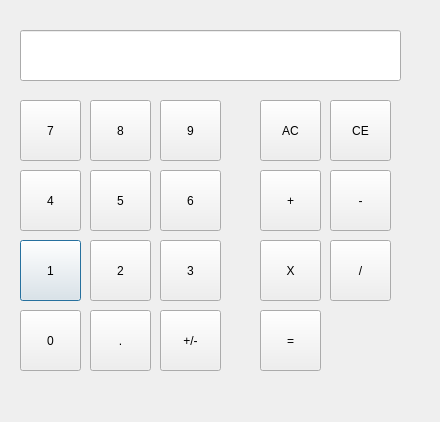
Above: calc.ui from woolimi/pyqt-calculator before the change. Below: the same form after it.
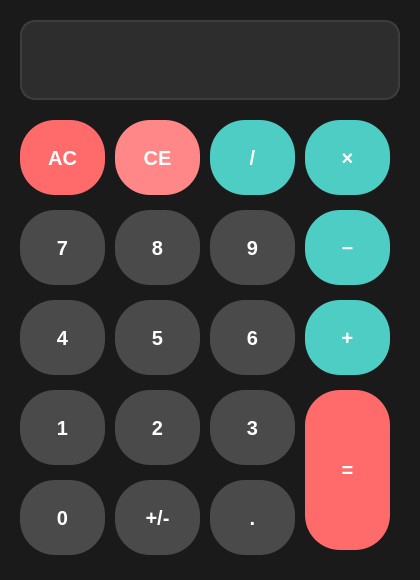
That is the form after the change.

```diff
--- a/calc.ui
+++ b/calc.ui
@@ -6,22 +6,61 @@
    <rect>
     <x>0</x>
     <y>0</y>
-    <width>440</width>
-    <height>422</height>
+    <width>420</width>
+    <height>580</height>
    </rect>
   </property>
   <property name="windowTitle">
-   <string>Dialog</string>
+   <string>Calculator</string>
+  </property>
+  <property name="styleSheet">
+   <string notr="true">QDialog {
+    background-color: #1a1a1a;
+}
+
+QPushButton {
+    border: none;
+    border-radius: 35px;
+    font-size: 20px;
+    font-weight: bold;
+}
+
+QPushButton:hover {
+    opacity: 0.9;
+}
+
+QPushButton:pressed {
+    opacity: 0.7;
+}
+</string>
   </property>
   <widget class="QLineEdit" name="lineEdit">
    <property name="geometry">
     <rect>
      <x>20</x>
-     <y>30</y>
-     <width>381</width>
-     <height>51</height>
+     <y>20</y>
+     <width>380</width>
+     <height>80</height>
     </rect>
    </property>
+   <property name="font">
+    <font>
+     <pointsize>32</pointsize>
+     <weight>75</weight>
+     <bold>true</bold>
+    </font>
+   </property>
+   <property name="styleSheet">
+    <string notr="true">QLineEdit {
+    background-color: #2d2d2d;
+    color: #ffffff;
+    border: 2px solid #3d3d3d;
+    border-radius: 15px;
+    padding: 15px;
+    selection-background-color: #4a4a4a;
+}
+</string>
+   </property>
    <property name="alignment">
     <set>Qt::AlignRight|Qt::AlignTrailing|Qt::AlignVCenter</set>
    </property>
@@ -29,132 +68,137 @@
     <bool>true</bool>
    </property>
   </widget>
-  <widget class="QPushButton" name="number1">
+  <widget class="QPushButton" name="cleanAllBtn">
    <property name="geometry">
     <rect>
      <x>20</x>
-     <y>240</y>
-     <width>61</width>
-     <height>61</height>
+     <y>120</y>
+     <width>85</width>
+     <height>75</height>
     </rect>
    </property>
-   <property name="text">
-    <string>1</string>
+   <property name="font">
+    <font>
+     <pointsize>18</pointsize>
+     <weight>75</weight>
+     <bold>true</bold>
+    </font>
    </property>
-  </widget>
-  <widget class="QPushButton" name="number2">
-   <property name="geometry">
-    <rect>
-     <x>90</x>
-     <y>240</y>
-     <width>61</width>
-     <height>61</height>
-    </rect>
+   <property name="styleSheet">
+    <string notr="true">QPushButton {
+    background-color: #ff6b6b;
+    color: #ffffff;
+}
+</string>
    </property>
    <property name="text">
-    <string>2</string>
+    <string>AC</string>
    </property>
   </widget>
-  <widget class="QPushButton" name="number3">
+  <widget class="QPushButton" name="cleanEntryBtn">
    <property name="geometry">
     <rect>
-     <x>160</x>
-     <y>240</y>
-     <width>61</width>
-     <height>61</height>
+     <x>115</x>
+     <y>120</y>
+     <width>85</width>
+     <height>75</height>
     </rect>
    </property>
-   <property name="text">
-    <string>3</string>
+   <property name="font">
+    <font>
+     <pointsize>18</pointsize>
+     <weight>75</weight>
+     <bold>true</bold>
+    </font>
    </property>
-  </widget>
-  <widget class="QPushButton" name="number0">
-   <property name="geometry">
-    <rect>
-     <x>20</x>
-     <y>310</y>
-     <width>61</width>
-     <height>61</height>
-    </rect>
+   <property name="styleSheet">
+    <string notr="true">QPushButton {
+    background-color: #ff8787;
+    color: #ffffff;
+}
+</string>
    </property>
    <property name="text">
-    <string>0</string>
+    <string>CE</string>
    </property>
   </widget>
-  <widget class="QPushButton" name="dot">
+  <widget class="QPushButton" name="div">
    <property name="geometry">
     <rect>
-     <x>90</x>
-     <y>310</y>
-     <width>61</width>
-     <height>61</height>
+     <x>210</x>
+     <y>120</y>
+     <width>85</width>
+     <height>75</height>
     </rect>
    </property>
-   <property name="text">
-    <string>.</string>
+   <property name="font">
+    <font>
+     <pointsize>24</pointsize>
+     <weight>75</weight>
+     <bold>true</bold>
+    </font>
    </property>
-  </widget>
-  <widget class="QPushButton" name="equalBtn">
-   <property name="geometry">
-    <rect>
-     <x>260</x>
-     <y>310</y>
-     <width>61</width>
-     <height>61</height>
-    </rect>
+   <property name="styleSheet">
+    <string notr="true">QPushButton {
+    background-color: #4ecdc4;
+    color: #ffffff;
+}
+</string>
    </property>
    <property name="text">
-    <string>=</string>
+    <string>/</string>
    </property>
   </widget>
-  <widget class="QPushButton" name="number4">
+  <widget class="QPushButton" name="multi">
    <property name="geometry">
     <rect>
-     <x>20</x>
-     <y>170</y>
-     <width>61</width>
-     <height>61</height>
+     <x>305</x>
+     <y>120</y>
+     <width>85</width>
+     <height>75</height>
     </rect>
    </property>
-   <property name="text">
-    <string>4</string>
+   <property name="font">
+    <font>
+     <pointsize>24</pointsize>
+     <weight>75</weight>
+     <bold>true</bold>
+    </font>
    </property>
-  </widget>
-  <widget class="QPushButton" name="number5">
-   <property name="geometry">
-    <rect>
-     <x>90</x>
-     <y>170</y>
-     <width>61</width>
-     <height>61</height>
-    </rect>
+   <property name="styleSheet">
+    <string notr="true">QPushButton {
+    background-color: #4ecdc4;
+    color: #ffffff;
+}
+</string>
    </property>
    <property name="text">
-    <string>5</string>
-   </property>
-  </widget>
-  <widget class="QPushButton" name="number6">
-   <property name="geometry">
-    <rect>
-     <x>160</x>
-     <y>170</y>
-     <width>61</width>
-     <height>61</height>
-    </rect>
-   </property>
-   <property name="text">
-    <string>6</string>
+    <string>×</string>
    </property>
   </widget>
   <widget class="QPushButton" name="number7">
    <property name="geometry">
     <rect>
      <x>20</x>
-     <y>100</y>
-     <width>61</width>
-     <height>61</height>
+     <y>210</y>
+     <width>85</width>
+     <height>75</height>
     </rect>
    </property>
+   <property name="font">
+    <font>
+     <pointsize>24</pointsize>
+     <weight>75</weight>
+     <bold>true</bold>
+    </font>
+   </property>
+   <property name="styleSheet">
+    <string notr="true">QPushButton {
+    background-color: #4a4a4a;
+    color: #ffffff;
+}
+</string>
+   </property>
    <property name="text">
     <string>7</string>
    </property>
@@ -162,12 +206,26 @@
   <widget class="QPushButton" name="number8">
    <property name="geometry">
     <rect>
-     <x>90</x>
-     <y>100</y>
-     <width>61</width>
-     <height>61</height>
+     <x>115</x>
+     <y>210</y>
+     <width>85</width>
+     <height>75</height>
     </rect>
    </property>
+   <property name="font">
+    <font>
+     <pointsize>24</pointsize>
+     <weight>75</weight>
+     <bold>true</bold>
+    </font>
+   </property>
+   <property name="styleSheet">
+    <string notr="true">QPushButton {
+    background-color: #4a4a4a;
+    color: #ffffff;
+}
+</string>
+   </property>
    <property name="text">
     <string>8</string>
    </property>
@@ -175,107 +233,354 @@
   <widget class="QPushButton" name="number9">
    <property name="geometry">
     <rect>
-     <x>160</x>
-     <y>100</y>
-     <width>61</width>
-     <height>61</height>
+     <x>210</x>
+     <y>210</y>
+     <width>85</width>
+     <height>75</height>
     </rect>
    </property>
+   <property name="font">
+    <font>
+     <pointsize>24</pointsize>
+     <weight>75</weight>
+     <bold>true</bold>
+    </font>
+   </property>
+   <property name="styleSheet">
+    <string notr="true">QPushButton {
+    background-color: #4a4a4a;
+    color: #ffffff;
+}
+</string>
+   </property>
    <property name="text">
     <string>9</string>
    </property>
   </widget>
-  <widget class="QPushButton" name="cleanAllBtn">
+  <widget class="QPushButton" name="minus">
    <property name="geometry">
     <rect>
-     <x>260</x>
-     <y>100</y>
-     <width>61</width>
-     <height>61</height>
+     <x>305</x>
+     <y>210</y>
+     <width>85</width>
+     <height>75</height>
     </rect>
    </property>
+   <property name="font">
+    <font>
+     <pointsize>24</pointsize>
+     <weight>75</weight>
+     <bold>true</bold>
+    </font>
+   </property>
+   <property name="styleSheet">
+    <string notr="true">QPushButton {
+    background-color: #4ecdc4;
+    color: #ffffff;
+}
+</string>
+   </property>
    <property name="text">
-    <string>AC</string>
+    <string>−</string>
    </property>
   </widget>
-  <widget class="QPushButton" name="cleanEntryBtn">
+  <widget class="QPushButton" name="number4">
    <property name="geometry">
     <rect>
-     <x>330</x>
-     <y>100</y>
-     <width>61</width>
-     <height>61</height>
+     <x>20</x>
+     <y>300</y>
+     <width>85</width>
+     <height>75</height>
     </rect>
    </property>
+   <property name="font">
+    <font>
+     <pointsize>24</pointsize>
+     <weight>75</weight>
+     <bold>true</bold>
+    </font>
+   </property>
+   <property name="styleSheet">
+    <string notr="true">QPushButton {
+    background-color: #4a4a4a;
+    color: #ffffff;
+}
+</string>
+   </property>
    <property name="text">
-    <string>CE</string>
+    <string>4</string>
+   </property>
+  </widget>
+  <widget class="QPushButton" name="number5">
+   <property name="geometry">
+    <rect>
+     <x>115</x>
+     <y>300</y>
+     <width>85</width>
+     <height>75</height>
+    </rect>
+   </property>
+   <property name="font">
+    <font>
+     <pointsize>24</pointsize>
+     <weight>75</weight>
+     <bold>true</bold>
+    </font>
+   </property>
+   <property name="styleSheet">
+    <string notr="true">QPushButton {
+    background-color: #4a4a4a;
+    color: #ffffff;
+}
+</string>
+   </property>
+   <property name="text">
+    <string>5</string>
+   </property>
+  </widget>
+  <widget class="QPushButton" name="number6">
+   <property name="geometry">
+    <rect>
+     <x>210</x>
+     <y>300</y>
+     <width>85</width>
+     <height>75</height>
+    </rect>
+   </property>
+   <property name="font">
+    <font>
+     <pointsize>24</pointsize>
+     <weight>75</weight>
+     <bold>true</bold>
+    </font>
+   </property>
+   <property name="styleSheet">
+    <string notr="true">QPushButton {
+    background-color: #4a4a4a;
+    color: #ffffff;
+}
+</string>
+   </property>
+   <property name="text">
+    <string>6</string>
    </property>
   </widget>
   <widget class="QPushButton" name="plus">
    <property name="geometry">
     <rect>
-     <x>260</x>
-     <y>170</y>
-     <width>61</width>
-     <height>61</height>
+     <x>305</x>
+     <y>300</y>
+     <width>85</width>
+     <height>75</height>
     </rect>
    </property>
+   <property name="font">
+    <font>
+     <pointsize>24</pointsize>
+     <weight>75</weight>
+     <bold>true</bold>
+    </font>
+   </property>
+   <property name="styleSheet">
+    <string notr="true">QPushButton {
+    background-color: #4ecdc4;
+    color: #ffffff;
+}
+</string>
+   </property>
    <property name="text">
     <string>+</string>
    </property>
   </widget>
-  <widget class="QPushButton" name="minus">
+  <widget class="QPushButton" name="number1">
    <property name="geometry">
     <rect>
-     <x>330</x>
-     <y>170</y>
-     <width>61</width>
-     <height>61</height>
+     <x>20</x>
+     <y>390</y>
+     <width>85</width>
+     <height>75</height>
     </rect>
    </property>
+   <property name="font">
+    <font>
+     <pointsize>24</pointsize>
+     <weight>75</weight>
+     <bold>true</bold>
+    </font>
+   </property>
+   <property name="styleSheet">
+    <string notr="true">QPushButton {
+    background-color: #4a4a4a;
+    color: #ffffff;
+}
+</string>
+   </property>
    <property name="text">
-    <string>-</string>
+    <string>1</string>
    </property>
   </widget>
-  <widget class="QPushButton" name="multi">
+  <widget class="QPushButton" name="number2">
    <property name="geometry">
     <rect>
-     <x>260</x>
-     <y>240</y>
-     <width>61</width>
-     <height>61</height>
+     <x>115</x>
+     <y>390</y>
+     <width>85</width>
+     <height>75</height>
     </rect>
    </property>
+   <property name="font">
+    <font>
+     <pointsize>24</pointsize>
+     <weight>75</weight>
+     <bold>true</bold>
+    </font>
+   </property>
+   <property name="styleSheet">
+    <string notr="true">QPushButton {
+    background-color: #4a4a4a;
+    color: #ffffff;
+}
+</string>
+   </property>
    <property name="text">
-    <string>X</string>
+    <string>2</string>
    </property>
   </widget>
-  <widget class="QPushButton" name="div">
+  <widget class="QPushButton" name="number3">
    <property name="geometry">
     <rect>
-     <x>330</x>
-     <y>240</y>
-     <width>61</width>
-     <height>61</height>
+     <x>210</x>
+     <y>390</y>
+     <width>85</width>
+     <height>75</height>
     </rect>
    </property>
+   <property name="font">
+    <font>
+     <pointsize>24</pointsize>
+     <weight>75</weight>
+     <bold>true</bold>
+    </font>
+   </property>
+   <property name="styleSheet">
+    <string notr="true">QPushButton {
+    background-color: #4a4a4a;
+    color: #ffffff;
+}
+</string>
+   </property>
    <property name="text">
-    <string>/</string>
+    <string>3</string>
+   </property>
+  </widget>
+  <widget class="QPushButton" name="equalBtn">
+   <property name="geometry">
+    <rect>
+     <x>305</x>
+     <y>390</y>
+     <width>85</width>
+     <height>160</height>
+    </rect>
+   </property>
+   <property name="font">
+    <font>
+     <pointsize>24</pointsize>
+     <weight>75</weight>
+     <bold>true</bold>
+    </font>
+   </property>
+   <property name="styleSheet">
+    <string notr="true">QPushButton {
+    background-color: #ff6b6b;
+    color: #ffffff;
+}
+</string>
+   </property>
+   <property name="text">
+    <string>=</string>
+   </property>
+  </widget>
+  <widget class="QPushButton" name="number0">
+   <property name="geometry">
+    <rect>
+     <x>20</x>
+     <y>480</y>
+     <width>85</width>
+     <height>75</height>
+    </rect>
+   </property>
+   <property name="font">
+    <font>
+     <pointsize>24</pointsize>
+     <weight>75</weight>
+     <bold>true</bold>
+    </font>
+   </property>
+   <property name="styleSheet">
+    <string notr="true">QPushButton {
+    background-color: #4a4a4a;
+    color: #ffffff;
+}
+</string>
+   </property>
+   <property name="text">
+    <string>0</string>
    </property>
   </widget>
   <widget class="QPushButton" name="sign">
    <property name="geometry">
     <rect>
-     <x>160</x>
-     <y>310</y>
-     <width>61</width>
-     <height>61</height>
+     <x>115</x>
+     <y>480</y>
+     <width>85</width>
+     <height>75</height>
     </rect>
    </property>
+   <property name="font">
+    <font>
+     <pointsize>18</pointsize>
+     <weight>75</weight>
+     <bold>true</bold>
+    </font>
+   </property>
+   <property name="styleSheet">
+    <string notr="true">QPushButton {
+    background-color: #4a4a4a;
+    color: #ffffff;
+}
+</string>
+   </property>
    <property name="text">
     <string>+/-</string>
    </property>
   </widget>
+  <widget class="QPushButton" name="dot">
+   <property name="geometry">
+    <rect>
+     <x>210</x>
+     <y>480</y>
+     <width>85</width>
+     <height>75</height>
+    </rect>
+   </property>
+   <property name="font">
+    <font>
+     <pointsize>24</pointsize>
+     <weight>75</weight>
+     <bold>true</bold>
+    </font>
+   </property>
+   <property name="styleSheet">
+    <string notr="true">QPushButton {
+    background-color: #4a4a4a;
+    color: #ffffff;
+}
+</string>
+   </property>
+   <property name="text">
+    <string>.</string>
+   </property>
+  </widget>
  </widget>
  <resources/>
  <connections/>
```
